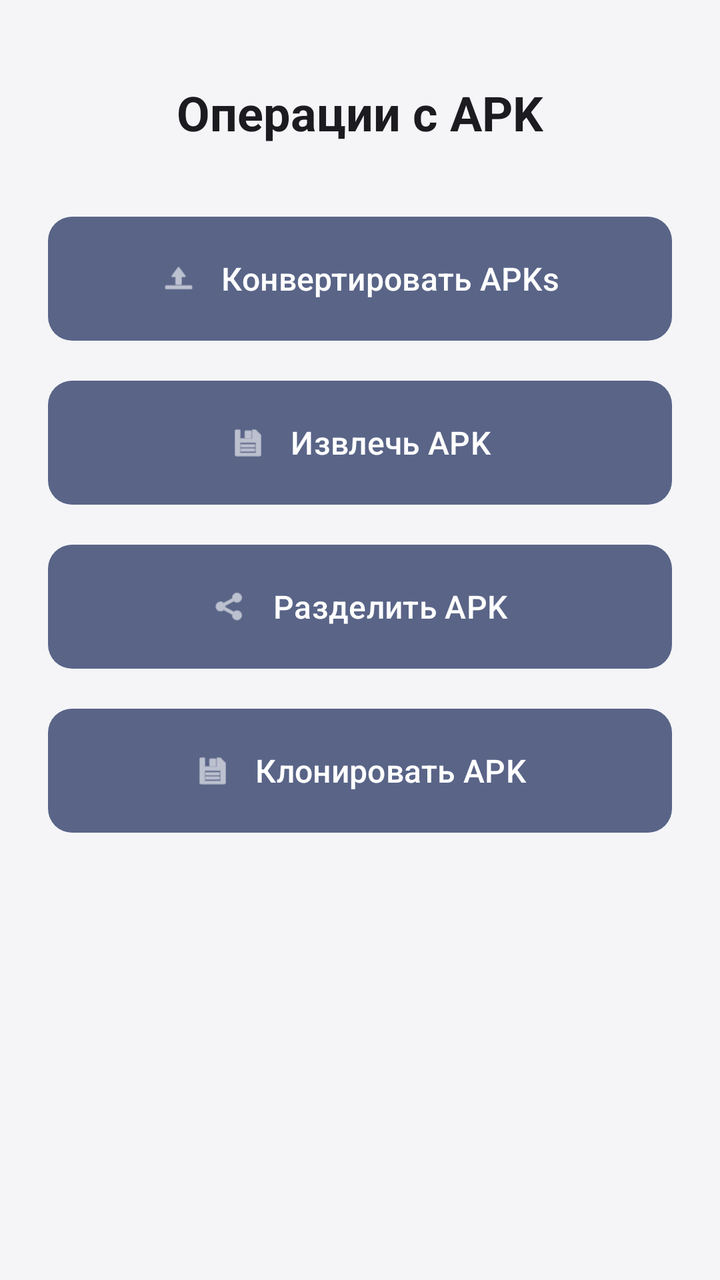
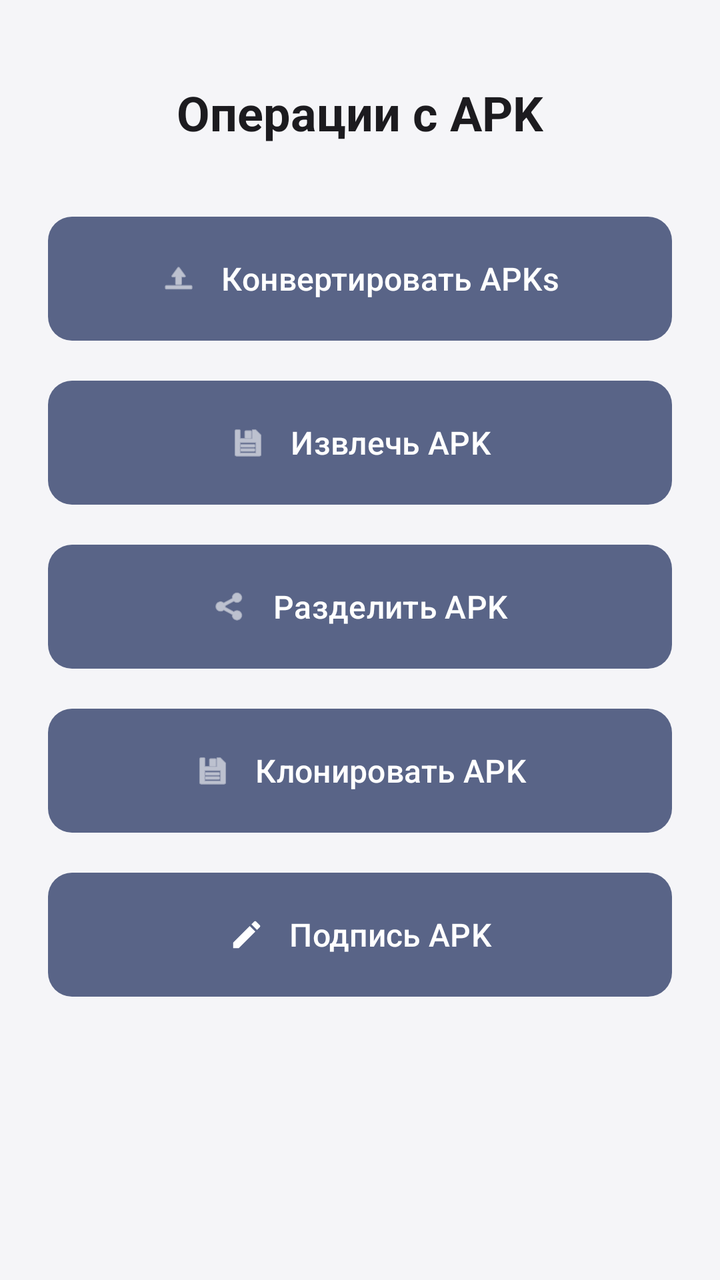

An Android layout rendered at two revisions. The XML below is the earlier revision; the diff shows what the commit changed to produce the second picture.
<!-- AndroidManifest.xml: activity theme Theme.LazyModification -->
<!-- res/layout/activity_apk_operations.xml -->
<?xml version="1.0" encoding="utf-8"?>
<androidx.constraintlayout.widget.ConstraintLayout
    xmlns:android="http://schemas.android.com/apk/res/android"
    xmlns:app="http://schemas.android.com/apk/res-auto"
    android:layout_width="match_parent"
    android:layout_height="match_parent"
    android:padding="24dp">

    <TextView
        android:id="@+id/tvTitle"
        android:layout_width="wrap_content"
        android:layout_height="wrap_content"
        android:text="@string/apk_operations"
        android:textSize="24sp"
        android:textStyle="bold"
        android:textColor="?attr/colorOnSurface"
        app:layout_constraintTop_toTopOf="parent"
        app:layout_constraintStart_toStartOf="parent"
        app:layout_constraintEnd_toEndOf="parent"
        android:layout_marginTop="16dp"/>

    <com.google.android.material.button.MaterialButton
        android:id="@+id/btnConvert"
        android:layout_width="0dp"
        android:layout_height="70dp"
        android:text="@string/convert_apks"
        android:textSize="16sp"
        android:padding="12dp"
        app:icon="@android:drawable/ic_menu_upload"
        app:iconGravity="textStart"
        app:iconPadding="12dp"
        app:layout_constraintTop_toBottomOf="@id/tvTitle"
        app:layout_constraintStart_toStartOf="parent"
        app:layout_constraintEnd_toEndOf="parent"
        android:layout_marginTop="32dp" />

    <com.google.android.material.button.MaterialButton
        android:id="@+id/btnExtract"
        android:layout_width="0dp"
        android:layout_height="70dp"
        android:text="@string/extract_apk"
        android:textSize="16sp"
        android:padding="12dp"
        app:icon="@android:drawable/ic_menu_save"
        app:iconGravity="textStart"
        app:iconPadding="12dp"
        app:layout_constraintTop_toBottomOf="@id/btnConvert"
        app:layout_constraintStart_toStartOf="parent"
        app:layout_constraintEnd_toEndOf="parent"
        android:layout_marginTop="12dp" />

    <com.google.android.material.button.MaterialButton
        android:id="@+id/btnSplit"
        android:layout_width="0dp"
        android:layout_height="70dp"
        android:text="@string/split_apk"
        android:textSize="16sp"
        android:padding="12dp"
        app:icon="@android:drawable/ic_menu_share"
        app:iconGravity="textStart"
        app:iconPadding="12dp"
        app:layout_constraintTop_toBottomOf="@id/btnExtract"
        app:layout_constraintStart_toStartOf="parent"
        app:layout_constraintEnd_toEndOf="parent"
        android:layout_marginTop="12dp" />

    <com.google.android.material.button.MaterialButton
        android:id="@+id/btnClone"
        android:layout_width="0dp"
        android:layout_height="70dp"
        android:text="@string/clone_apk"
        android:textSize="16sp"
        android:padding="12dp"
        app:icon="@android:drawable/ic_menu_save"
        app:iconGravity="textStart"
        app:iconPadding="12dp"
        app:layout_constraintTop_toBottomOf="@id/btnSplit"
        app:layout_constraintStart_toStartOf="parent"
        app:layout_constraintEnd_toEndOf="parent"
        android:layout_marginTop="12dp" />

</androidx.constraintlayout.widget.ConstraintLayout>
<!-- resources referenced by this layout -->
<resources>
  <style name="Base.Theme.LazyModification" parent="Theme.Material3.Light.NoActionBar">
          
          <item name="colorPrimary">#596487</item>
          <item name="colorOnPrimary">#FFFFFF</item>
          <item name="colorPrimaryContainer">#DCE1F0</item>
          <item name="colorOnPrimaryContainer">#152040</item>
          <item name="colorPrimaryInverse">#B9C3E4</item>
  
          
          <item name="colorSecondary">#596487</item>
          <item name="colorOnSecondary">#FFFFFF</item>
          <item name="colorSecondaryContainer">#DCE1F0</item>
          <item name="colorOnSecondaryContainer">#152040</item>
  
          
          <item name="colorTertiary">#6E5A87</item>
          <item name="colorOnTertiary">#FFFFFF</item>
          <item name="colorTertiaryContainer">#F0DCE1</item>
          <item name="colorOnTertiaryContainer">#401520</item>
  
          
          <item name="colorError">#BA1A1A</item>
          <item name="colorOnError">#FFFFFF</item>
          <item name="colorErrorContainer">#FFDAD6</item>
          <item name="colorOnErrorContainer">#410002</item>
  
          
          <item name="android:colorBackground">#F5F5F8</item>
          <item name="colorSurface">#F5F5F8</item>
          <item name="colorOnSurface">#1C1B1F</item>
          <item name="colorSurfaceVariant">#E1E2EC</item>
          <item name="colorOnSurfaceVariant">#44474F</item>
          <item name="colorSurfaceInverse">#313033</item>
          <item name="colorOnSurfaceInverse">#F4EFF4</item>
  
          
          <item name="colorOutline">#74777F</item>
          <item name="colorOutlineVariant">#C4C6D0</item>
  
          
          <item name="android:statusBarColor">@android:color/transparent</item>
          <item name="android:navigationBarColor">@android:color/transparent</item>
          <item name="android:windowLightStatusBar">true</item>
  
          
          <item name="materialButtonStyle">@style/Widget.LazyModification.Button</item>
          <item name="materialButtonOutlinedStyle">@style/Widget.LazyModification.Button.Outlined</item>
      </style>
  <!-- unchanged entries left out for length: 8 -->
</resources>

<!-- the commit's change to res/layout/activity_apk_operations.xml (unified diff, before → after) -->
@@ -79,4 +79,19 @@
         app:layout_constraintEnd_toEndOf="parent"
         android:layout_marginTop="12dp" />
 
+    <com.google.android.material.button.MaterialButton
+        android:id="@+id/btnSignApk"
+        android:layout_width="0dp"
+        android:layout_height="70dp"
+        android:text="@string/sign_apk_title"
+        android:textSize="16sp"
+        android:padding="12dp"
+        app:icon="@drawable/ic_signature"
+        app:iconGravity="textStart"
+        app:iconPadding="12dp"
+        app:layout_constraintTop_toBottomOf="@id/btnClone"
+        app:layout_constraintStart_toStartOf="parent"
+        app:layout_constraintEnd_toEndOf="parent"
+        android:layout_marginTop="12dp" />
+
 </androidx.constraintlayout.widget.ConstraintLayout>
<!-- resource entries referenced after the edit -->
@@ -1,5 +1,18 @@
 <!-- resources referenced by this layout -->
 <resources>
+  <!-- drawable ic_signature (drawable) -->
+  <?xml version="1.0" encoding="utf-8"?>
+  <vector xmlns:android="http://schemas.android.com/apk/res/android"
+      android:width="24dp"
+      android:height="24dp"
+      android:viewportWidth="24"
+      android:viewportHeight="24"
+      android:tint="?attr/colorOnSurface">
+      <path
+          android:fillColor="@android:color/white"
+          android:pathData="M3,17.25V21h3.75L17.81,9.94l-3.75,-3.75L3,17.25zM20.71,7.04c0.39,-0.39 0.39,-1.02 0,-1.41l-2.34,-2.34c-0.39,-0.39 -1.02,-0.39 -1.41,0l-1.83,1.83l3.75,3.75l1.83,-1.83z"/>
+  </vector>
+  <string name="sign_apk_title">Подпись APK</string>
   <style name="Base.Theme.LazyModification" parent="Theme.Material3.Light.NoActionBar">
           
           <item name="colorPrimary">#596487</item>
@@ -45,9 +58,47 @@
           <item name="android:windowLightStatusBar">true</item>
   
           
+          <item name="materialAlertDialogTheme">@style/ThemeOverlay.LazyModification.Dialog</item>
+          <item name="editTextStyle">@style/Widget.LazyModification.EditText</item>
+          <item name="android:editTextStyle">@style/Widget.LazyModification.EditText</item>
           <item name="materialButtonStyle">@style/Widget.LazyModification.Button</item>
           <item name="materialButtonOutlinedStyle">@style/Widget.LazyModification.Button.Outlined</item>
       </style>
+  <style name="ThemeOverlay.LazyModification.Dialog" parent="ThemeOverlay.Material3.MaterialAlertDialog">
+          <item name="shapeAppearanceOverlay">@style/ShapeAppearanceOverlay.LazyModification.Dialog</item>
+          <item name="editTextStyle">@style/Widget.LazyModification.EditText</item>
+          <item name="android:editTextStyle">@style/Widget.LazyModification.EditText</item>
+      </style>
+  <style name="Widget.LazyModification.EditText" parent="Widget.AppCompat.EditText">
+          <item name="android:background">@drawable/rounded_input_background</item>
+          <item name="android:backgroundTint">@null</item>
+          <item name="backgroundTint">@null</item>
+          <item name="android:textColor">?attr/colorOnSurface</item>
+          <item name="android:textColorHint">?attr/colorOnSurfaceVariant</item>
+          <item name="android:minHeight">56dp</item>
+          <item name="android:padding">12dp</item>
+      </style>
+  <style name="ShapeAppearanceOverlay.LazyModification.Dialog" parent="">
+          <item name="cornerFamily">rounded</item>
+          <item name="cornerSize">24dp</item>
+      </style>
+  <!-- drawable rounded_input_background (drawable) -->
+  <selector xmlns:android="http://schemas.android.com/apk/res/android">
+      <item android:state_focused="true">
+          <shape>
+              <solid android:color="?attr/colorSurface" />
+              <stroke android:width="2dp" android:color="?attr/colorPrimary" />
+              <corners android:radius="12dp" />
+          </shape>
+      </item>
+      <item>
+          <shape>
+              <solid android:color="?attr/colorSurface" />
+              <stroke android:width="1dp" android:color="?attr/colorOutline" />
+              <corners android:radius="12dp" />
+          </shape>
+      </item>
+  </selector>
   <!-- unchanged entries left out for length: 8 -->
 </resources>
 
